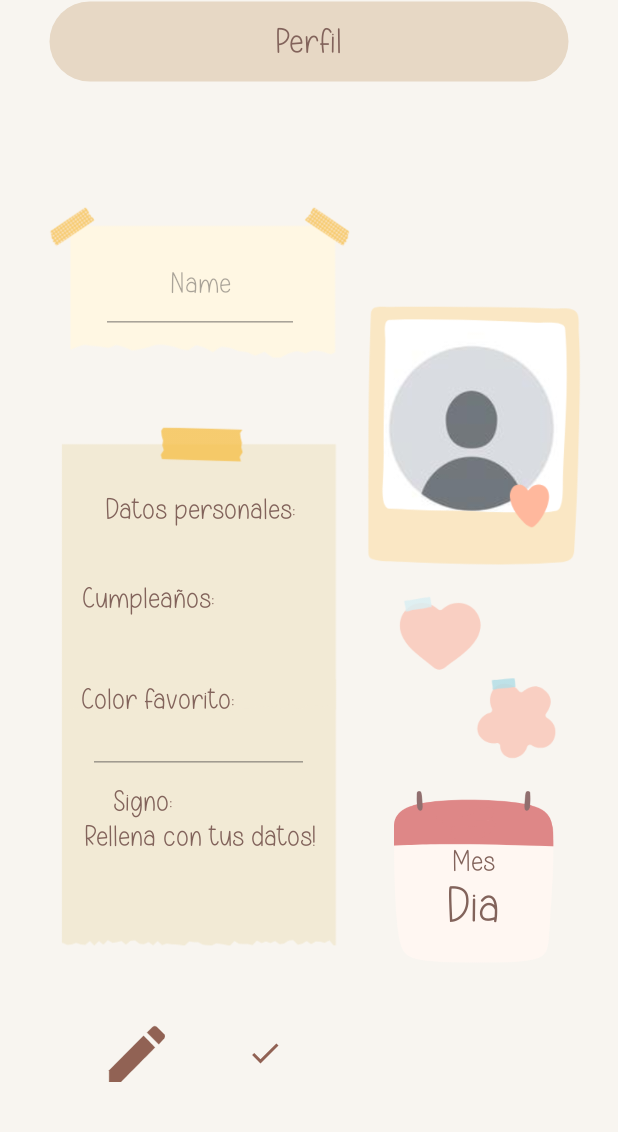
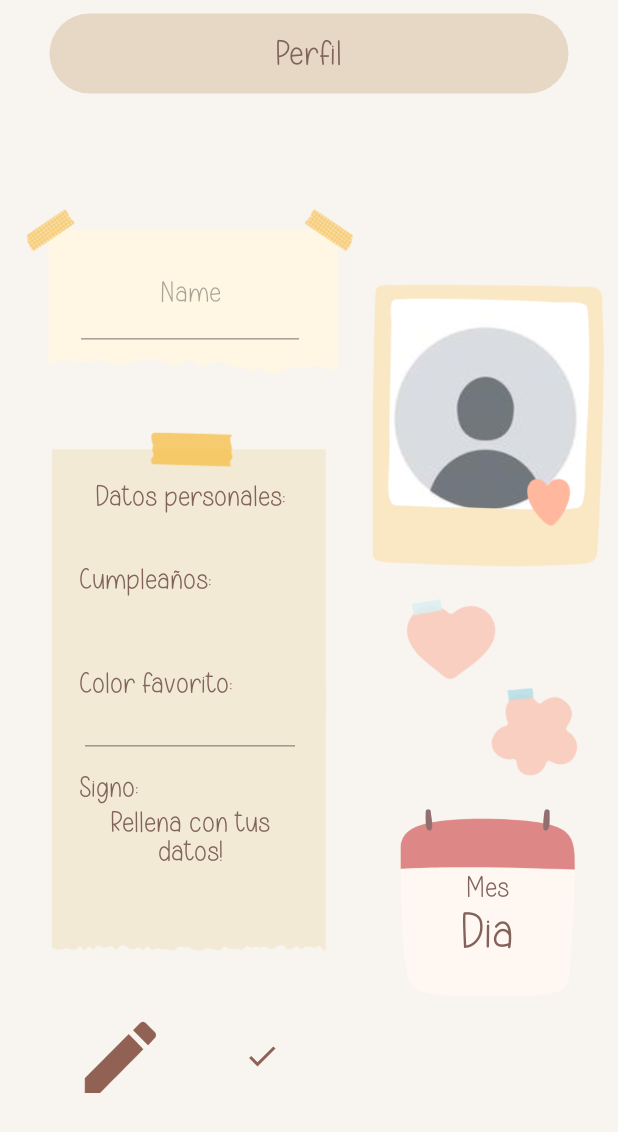
Before and after one commit to Tidechi/YIPPIEEE, an Android app: the layout user_view.xml on its own in the app's theme, with its tools: preview values and no code run, on a phone screen of 412 x 824 dp. Shown: the top 1132 px of the screen. Run offline under Robolectric (Android 15) with nearby library versions, the phone set to English and light mode, and no system bars.

Commit message:
Mas cambios al layout de userviews -Logo agregado -Letras blancas en la navbar

```diff
--- a/app/src/main/AndroidManifest.xml
+++ b/app/src/main/AndroidManifest.xml
@@ -19,7 +19,7 @@
         android:allowBackup="true"
         android:dataExtractionRules="@xml/data_extraction_rules"
         android:fullBackupContent="@xml/backup_rules"
-        android:icon="@mipmap/ic_launcher"
+        android:icon="@mipmap/logo"
         android:label="@string/app_name"
         android:roundIcon="@mipmap/ic_launcher_round"
         android:supportsRtl="true"
--- a/app/src/main/res/layout/activity_main.xml
+++ b/app/src/main/res/layout/activity_main.xml
@@ -21,7 +21,7 @@
         android:background="@color/Secondary"
         android:color="@color/Primary"
         app:itemIconTint="@color/color_selector"
-        app:itemTextColor="@color/onPrimary"
+        app:itemTextColor="@color/onSecondary"
         app:itemActiveIndicatorStyle="@style/debugging_theme.NavBar"
         app:menu="@menu/bottom_navigation" /> <!-- Referencia al menú -->
 
--- a/app/src/main/res/layout/user_view.xml
+++ b/app/src/main/res/layout/user_view.xml
@@ -10,7 +10,7 @@
         android:id="@+id/constraintLayout4"
         android:layout_width="0dp"
         android:layout_height="0dp"
-        android:layout_marginStart="24dp"
+        android:layout_marginStart="8dp"
         android:layout_marginTop="32dp"
         app:layout_constraintBottom_toTopOf="@+id/guideline5"
         app:layout_constraintEnd_toStartOf="@+id/constraintLayout"
@@ -38,7 +38,7 @@
         <ImageButton
             android:id="@+id/edit"
             android:layout_width="0dp"
-            android:layout_height="39dp"
+            android:layout_height="50dp"
             android:layout_marginTop="12dp"
             android:adjustViewBounds="true"
             android:background="?attr/selectableItemBackgroundBorderless"
@@ -56,7 +56,7 @@
         <ImageButton
             android:id="@+id/guardar"
             android:layout_width="0dp"
-            android:layout_height="39dp"
+            android:layout_height="50dp"
             android:adjustViewBounds="true"
             android:background="?attr/selectableItemBackgroundBorderless"
             android:contentDescription="Guardar cambios"
@@ -87,59 +87,49 @@
             android:id="@+id/textView6"
             android:layout_width="0dp"
             android:layout_height="wrap_content"
+            android:layout_marginTop="32dp"
             android:text="Datos personales:"
             android:textAlignment="center"
             android:textSize="20sp"
-            app:layout_constraintBottom_toBottomOf="@+id/imageView5"
             app:layout_constraintEnd_toEndOf="@+id/imageView5"
             app:layout_constraintStart_toStartOf="@+id/imageView5"
-            app:layout_constraintTop_toTopOf="@+id/imageView5"
-            app:layout_constraintVertical_bias="0.137" />
+            app:layout_constraintTop_toTopOf="@+id/imageView5" />
 
         <TextView
             android:id="@+id/textView5"
             android:layout_width="wrap_content"
             android:layout_height="wrap_content"
-            android:layout_marginTop="36dp"
+            android:layout_marginTop="32dp"
             android:text="Cumpleaños:"
-            app:layout_constraintBottom_toBottomOf="@+id/imageView5"
-            app:layout_constraintEnd_toEndOf="@+id/imageView5"
-            app:layout_constraintHorizontal_bias="0.18"
-            app:layout_constraintStart_toStartOf="@+id/imageView5"
-            app:layout_constraintTop_toBottomOf="@+id/textView6"
-            app:layout_constraintVertical_bias="0.0" />
+            app:layout_constraintStart_toStartOf="@+id/Editcum"
+            app:layout_constraintTop_toBottomOf="@+id/textView6" />
 
 
         <TextView
             android:id="@+id/textView21"
             android:layout_width="wrap_content"
             android:layout_height="wrap_content"
-            android:layout_marginTop="112dp"
+            android:layout_marginTop="8dp"
             android:text="Signo:"
-            app:layout_constraintBottom_toBottomOf="@+id/imageView5"
-            app:layout_constraintEnd_toEndOf="@+id/imageView5"
-            app:layout_constraintHorizontal_bias="0.255"
-            app:layout_constraintStart_toStartOf="@+id/imageView5"
-            app:layout_constraintTop_toBottomOf="@+id/textView5"
-            app:layout_constraintVertical_bias="0.0" />
+            app:layout_constraintStart_toStartOf="@+id/sig"
+            app:layout_constraintTop_toBottomOf="@+id/Editcol" />
 
         <TextView
             android:id="@+id/textView22"
             android:layout_width="wrap_content"
             android:layout_height="wrap_content"
+            android:layout_marginTop="8dp"
             android:text="Color favorito:"
-            app:layout_constraintBottom_toTopOf="@+id/textView21"
-            app:layout_constraintEnd_toEndOf="@+id/imageView5"
-            app:layout_constraintHorizontal_bias="0.2"
-            app:layout_constraintStart_toStartOf="@+id/imageView5"
-            app:layout_constraintTop_toBottomOf="@+id/textView5"
-            app:layout_constraintVertical_bias="0.494" />
+            app:layout_constraintStart_toStartOf="@+id/Editcol"
+            app:layout_constraintTop_toBottomOf="@+id/Editcum" />
 
         <Button
             android:id="@+id/Editcum"
             style="?android:spinnerStyle"
-            android:layout_width="144dp"
+            android:layout_width="0dp"
             android:layout_height="38dp"
+            android:layout_marginStart="24dp"
+            android:layout_marginEnd="24dp"
             android:ems="10"
             android:enabled="false"
             android:inputType="date"
@@ -147,36 +137,36 @@
             android:textColor="@color/black"
             android:textSize="16sp"
             android:visibility="visible"
-            app:layout_constraintBottom_toTopOf="@+id/textView22"
-            app:layout_constraintEnd_toEndOf="parent"
-            app:layout_constraintStart_toStartOf="parent"
-            app:layout_constraintTop_toBottomOf="@+id/textView5"
-            app:layout_constraintVertical_bias="0.0" />
+            app:layout_constraintEnd_toEndOf="@+id/imageView5"
+            app:layout_constraintStart_toStartOf="@+id/imageView5"
+            app:layout_constraintTop_toBottomOf="@+id/textView5" />
 
         <EditText
             android:id="@+id/Editcol"
-            android:layout_width="147dp"
+            android:layout_width="0dp"
             android:layout_height="38dp"
+            android:layout_marginStart="24dp"
+            android:layout_marginEnd="24dp"
             android:ems="10"
             android:enabled="false"
             android:textAlignment="center"
-            android:textSize="20sp"
+            android:textSize="16sp"
             android:visibility="visible"
-            app:layout_constraintBottom_toTopOf="@+id/textView21"
-            app:layout_constraintEnd_toEndOf="parent"
-            app:layout_constraintHorizontal_bias="0.487"
-            app:layout_constraintStart_toStartOf="parent"
-            app:layout_constraintTop_toBottomOf="@+id/textView22"
-            app:layout_constraintVertical_bias="0.0" />
+            app:layout_constraintEnd_toEndOf="@+id/imageView5"
+            app:layout_constraintStart_toStartOf="@+id/imageView5"
+            app:layout_constraintTop_toBottomOf="@+id/textView22" />
 
         <TextView
             android:id="@+id/sig"
-            android:layout_width="wrap_content"
+            android:layout_width="0dp"
             android:layout_height="wrap_content"
+            android:layout_marginStart="24dp"
+            android:layout_marginEnd="24dp"
             android:text="Rellena con tus datos!"
+            android:textAlignment="center"
             app:layout_constraintBottom_toBottomOf="@+id/imageView5"
-            app:layout_constraintEnd_toEndOf="parent"
-            app:layout_constraintStart_toStartOf="parent"
+            app:layout_constraintEnd_toEndOf="@+id/imageView5"
+            app:layout_constraintStart_toStartOf="@+id/imageView5"
             app:layout_constraintTop_toBottomOf="@+id/textView21"
             app:layout_constraintVertical_bias="0.0" />
 
@@ -206,7 +196,7 @@
         android:id="@+id/constraintLayout"
         android:layout_width="0dp"
         android:layout_height="0dp"
-        android:layout_marginEnd="24dp"
+        android:layout_marginEnd="8dp"
         app:layout_constraintBottom_toTopOf="@+id/guideline5"
         app:layout_constraintEnd_toEndOf="parent"
         app:layout_constraintHorizontal_weight="1"
@@ -301,6 +291,7 @@
         android:layout_width="0dp"
         android:layout_height="55dp"
         android:layout_marginStart="32dp"
+        android:layout_marginTop="8dp"
         android:layout_marginEnd="32dp"
         android:background="@drawable/rounded_bg"
         app:layout_constraintBottom_toTopOf="@+id/constraintLayout4"
--- a/app/src/main/res/values/themes.xml
+++ b/app/src/main/res/values/themes.xml
@@ -15,7 +15,6 @@
         parent="ThemeOverlay.Material3.DynamicColors.DayNight">
         ...
     </style>
-
 
     <!-- Light theme specifically for debugging -->
     <style name="debugging_theme" parent="Theme.Material3.Light.NoActionBar">
@@ -60,6 +59,12 @@
 
     <style name="debugging_theme.NavBar" parent="Widget.Material3.BottomNavigationView.ActiveIndicator">
         <item name="android:color">@color/Primary</item>
+        <item name="itemTextColor">@color/onSecondary</item>
+    </style>
+
+    <style name="debugging_theme.NavBarItem" parent="Widget.Material3.BottomNavigationView">
+        <item name="itemTextColor">@color/onSecondary</item>
+        <item name="itemIconTint">@color/icon_color</item>
     </style>
 
     <!-- Custom style for text views -->
```
Also changed, not shown: app/src/main/res/drawable/logo.png (added), app/src/main/res/mipmap-mdpi/logo.png (added).
